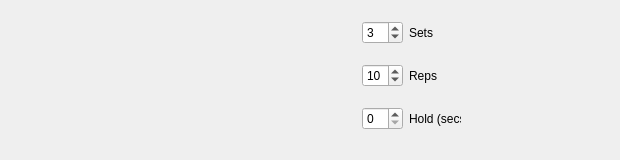
First picture: the form in src/exercisecard.ui, repository Nickswoboda/HEPBuilder, before the edit.
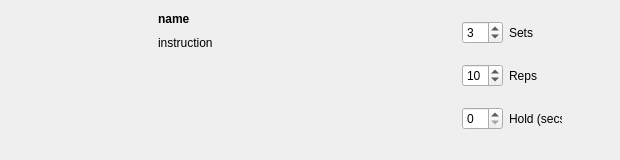
Second picture: the form after the edit.

Commit message: Improve aesthetics and layout

Diff of the .ui file:
```diff
--- a/src/exercisecard.ui
+++ b/src/exercisecard.ui
@@ -19,16 +19,22 @@
   <property name="windowTitle">
    <string>Form</string>
   </property>
+  <property name="styleSheet">
+   <string notr="true"/>
+  </property>
   <widget class="QWidget" name="horizontalLayoutWidget">
    <property name="geometry">
     <rect>
      <x>0</x>
      <y>0</y>
-     <width>461</width>
+     <width>566</width>
      <height>161</height>
     </rect>
    </property>
    <layout class="QHBoxLayout" name="horizontalLayout">
+    <property name="spacing">
+     <number>0</number>
+    </property>
     <property name="sizeConstraint">
      <enum>QLayout::SetDefaultConstraint</enum>
     </property>
@@ -52,21 +58,54 @@
      </widget>
     </item>
     <item>
-     <widget class="QLabel" name="text">
+     <layout class="QVBoxLayout" name="text_layout">
+      <property name="topMargin">
+       <number>3</number>
+      </property>
+      <item>
+       <widget class="QLabel" name="name_label">
       <property name="minimumSize">
        <size>
-        <width>200</width>
-        <height>150</height>
+          <width>300</width>
+          <height>0</height>
        </size>
       </property>
       <property name="maximumSize">
        <size>
-        <width>200</width>
-        <height>150</height>
-       </size>
-      </property>
+          <width>300</width>
+          <height>16777215</height>
+         </size>
+        </property>
+        <property name="font">
+         <font>
+          <weight>75</weight>
+          <bold>true</bold>
+         </font>
+        </property>
       <property name="text">
-       <string/>
+         <string>&lt;html&gt;&lt;head/&gt;&lt;body&gt;&lt;p&gt;&lt;span style=&quot; font-weight:600;&quot;&gt;name&lt;/span&gt;&lt;/p&gt;&lt;/body&gt;&lt;/html&gt;</string>
+        </property>
+        <property name="wordWrap">
+         <bool>true</bool>
+        </property>
+       </widget>
+      </item>
+      <item>
+       <widget class="QLabel" name="instruction_label">
+        <property name="minimumSize">
+         <size>
+          <width>300</width>
+          <height>125</height>
+         </size>
+        </property>
+        <property name="maximumSize">
+         <size>
+          <width>300</width>
+          <height>16777215</height>
+         </size>
+        </property>
+        <property name="text">
+         <string>instruction</string>
       </property>
       <property name="alignment">
        <set>Qt::AlignLeading|Qt::AlignLeft|Qt::AlignTop</set>
@@ -76,11 +115,13 @@
       </property>
      </widget>
     </item>
+     </layout>
+    </item>
     <item>
      <widget class="QWidget" name="widget" native="true">
       <property name="minimumSize">
        <size>
-        <width>75</width>
+        <width>100</width>
         <height>150</height>
        </size>
       </property>
```
Lines whose indentation alone changed are shown as unchanged. The commit also changes 7 other files.
